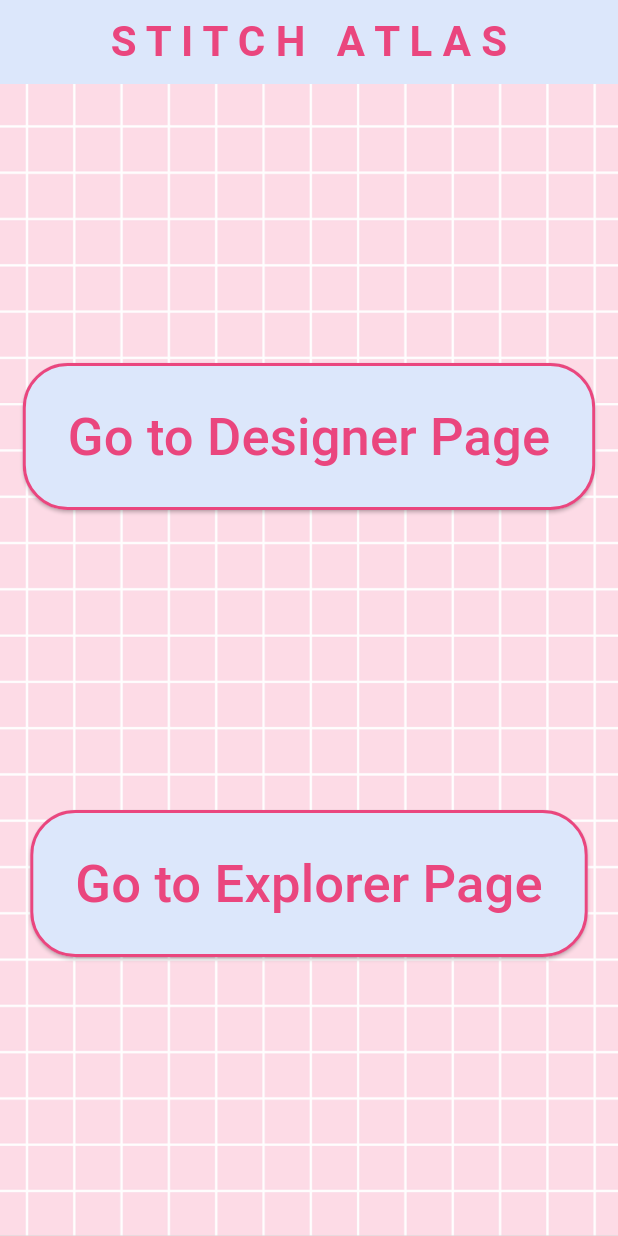
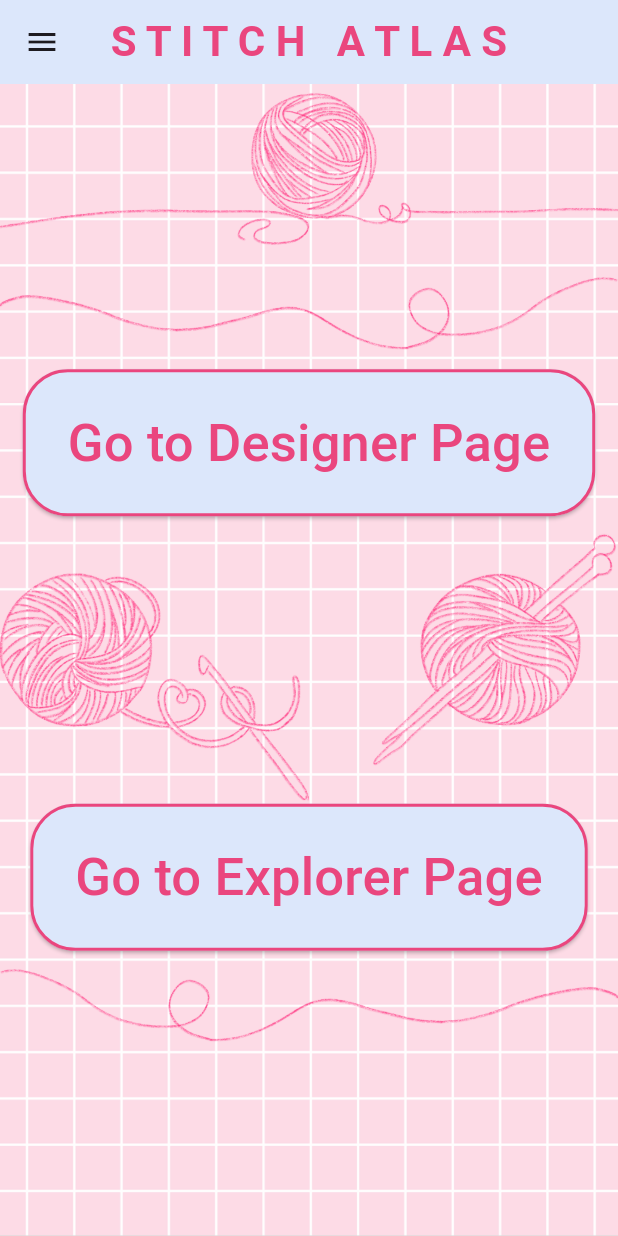
Before and after one commit to Ayesha-Jan/stitch-atlas, a Flutter app: the screen it shows after launch, on a phone screen of 412 x 824 dp. Run offline on Flutter 3.47's test engine with Material 3 defaults, Android fonts, the phone set to English and light mode, and no system bars; our stand-ins replace flutter_colorpicker, flutter_svg.

Commit message:
Updating design of home page

```diff
--- a/lib/pages/home.dart
+++ b/lib/pages/home.dart
@@ -18,6 +18,43 @@
         centerTitle: true,
         backgroundColor: Color(0xFFDCE7FB),
       ),
+      drawer: Drawer(
+        backgroundColor: Color(0xFFDCE7FB),
+        child: Column(
+          children: [
+            DrawerHeader(
+                child: Icon(
+                  Icons.favorite,
+                  size: 48,
+                )
+            ),
+            ListTile(
+              leading: Icon(Icons.home),
+              title: Text("H O M E"),
+              onTap: () {
+                Navigator.pop(context);
+                Navigator.pushNamed(context, '/home');
+              },
+            ),
+            ListTile(
+              leading: Icon(Icons.design_services),
+              title: Text("D E S I G N E R"),
+              onTap: () {
+                Navigator.pop(context);
+                Navigator.pushNamed(context, '/designer');
+              },
+            ),
+            ListTile(
+              leading: Icon(Icons.explore),
+              title: Text("E X P L O R E R"),
+              onTap: () {
+                Navigator.pop(context);
+                Navigator.pushNamed(context, '/explorer');
+              },
+            ),
+          ],
+        ),
+      ),
       body: Stack(
         children: [
           Container(
@@ -28,11 +65,24 @@
               ),
             ),
           ),
+          SizedBox(height: 20),
+          Image.asset(
+            'assets/images/yarn.png',
+            width: double.infinity,
+            fit: BoxFit.fitWidth,
+          ),
+
           // Foreground content
           Center(
             child: Column(
               mainAxisAlignment: MainAxisAlignment.center,
               children: [
+                Image.asset(
+                  'assets/images/string.png',
+                  width: double.infinity,
+                  fit: BoxFit.fitWidth,
+                ),
+                SizedBox(height: 10),
                 ElevatedButton(
                   onPressed: () {
                     Navigator.pushNamed(context, '/designer');
@@ -58,7 +108,23 @@
                     style: TextStyle(fontSize: 35),
                   ),
                 ),
-                SizedBox(height: 200),
+                SizedBox(height: 10),
+                Row(
+                  children: [
+                    Expanded(
+                      child: Image.asset(
+                        'assets/images/crochet.png',
+                        fit: BoxFit.fitWidth,
+                      ),
+                    ),
+                    Expanded(
+                      child: Image.asset(
+                        'assets/images/knit.png',
+                        fit: BoxFit.fitWidth,
+                      ),
+                    ),
+                  ],
+                ),
                 ElevatedButton(
                   onPressed: () {
                     Navigator.pushNamed(context, '/explorer');
@@ -84,6 +150,12 @@
                     style: TextStyle(fontSize: 35),
                   ),
                 ),
+                SizedBox(height: 10),
+                Image.asset(
+                  'assets/images/string_flipped.png',
+                  width: double.infinity,
+                  fit: BoxFit.fitWidth,
+                ),
               ],
             ),
           ),
```
Also changed, not shown: assets/images/crochet.png, assets/images/knit.png. Lines whose indentation alone changed are shown as unchanged.
